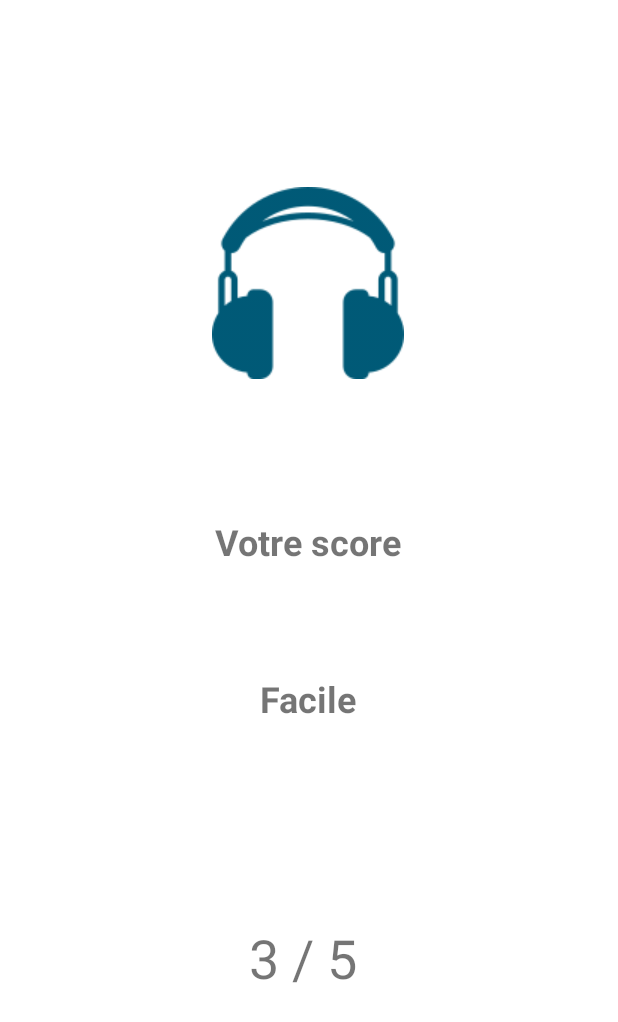
After one commit to coding-factory-classrooms/android-l2-flashcards-groupe-3-blindtest-musical, an Android app: the layout activity_score.xml on its own in the app's theme, with its tools: preview values and no code run, on a phone screen of 412 x 824 dp. The commit adds this screen. Shown: the top 1022 px of the screen. Run offline under Robolectric (Android 15) with nearby library versions, the phone set to English and light mode, and no system bars.

Commit message:
fix random pick of questions and add score activity & layout

```diff
--- a/app/src/main/AndroidManifest.xml
+++ b/app/src/main/AndroidManifest.xml
@@ -9,7 +9,8 @@
         android:roundIcon="@mipmap/ic_launcher_round"
         android:supportsRtl="true"
         android:theme="@style/Theme.Blindtest">
-        <activity android:name=".SoundsListActivity"></activity>
+        <activity android:name=".ScoreActivity"></activity>
+        <activity android:name=".SoundsListActivity" />
         <activity android:name=".BlindTestActivity" />
         <activity android:name=".AboutActivity" />
         <activity android:name=".MainActivity">
--- a/app/src/main/assets/data.json
+++ b/app/src/main/assets/data.json
@@ -7,7 +7,7 @@
           "artist": "Billie Eilish"
         },
         {
-          "mp3": "comptinedunautreété_Amélie.mp3",
+          "mp3": "comptinedunautreete_amelie.mp3",
           "artist": "Amelie"
         },
         {
--- /dev/null
+++ b/app/src/main/res/layout/activity_score.xml
@@ -0,0 +1,58 @@
+<?xml version="1.0" encoding="utf-8"?>
+<androidx.constraintlayout.widget.ConstraintLayout xmlns:android="http://schemas.android.com/apk/res/android"
+    xmlns:app="http://schemas.android.com/apk/res-auto"
+    xmlns:tools="http://schemas.android.com/tools"
+    android:layout_width="match_parent"
+    android:layout_height="match_parent"
+    tools:context=".ScoreActivity">
+
+    <ImageView
+        android:id="@+id/imageView3"
+        android:layout_width="wrap_content"
+        android:layout_height="wrap_content"
+        app:layout_constraintBottom_toBottomOf="parent"
+        app:layout_constraintEnd_toEndOf="parent"
+        app:layout_constraintHorizontal_bias="0.498"
+        app:layout_constraintStart_toStartOf="parent"
+        app:layout_constraintTop_toTopOf="parent"
+        app:layout_constraintVertical_bias="0.179"
+        app:srcCompat="@drawable/headphones" />
+
+    <TextView
+        android:id="@+id/textView2"
+        android:layout_width="wrap_content"
+        android:layout_height="wrap_content"
+        android:layout_marginTop="92dp"
+        android:text="Votre score"
+        android:textSize="24sp"
+        android:textStyle="bold"
+        app:layout_constraintEnd_toEndOf="@+id/imageView3"
+        app:layout_constraintStart_toStartOf="@+id/imageView3"
+        app:layout_constraintTop_toBottomOf="@+id/imageView3" />
+
+    <TextView
+        android:id="@+id/levelTextView"
+        android:layout_width="wrap_content"
+        android:layout_height="wrap_content"
+        android:layout_marginTop="72dp"
+        android:textSize="24sp"
+        android:textStyle="bold"
+        app:layout_constraintEnd_toEndOf="@+id/imageView3"
+        app:layout_constraintStart_toStartOf="@+id/imageView3"
+        app:layout_constraintTop_toBottomOf="@+id/textView2"
+        tools:text="Facile" />
+
+    <TextView
+        android:id="@+id/scoreTextView"
+        android:layout_width="122dp"
+        android:layout_height="73dp"
+        android:layout_marginTop="120dp"
+        android:autoText="false"
+        android:gravity="center"
+        android:textSize="36sp"
+        app:layout_constraintEnd_toEndOf="@+id/imageView3"
+        app:layout_constraintHorizontal_bias="0.0"
+        app:layout_constraintStart_toStartOf="@+id/imageView3"
+        app:layout_constraintTop_toBottomOf="@+id/levelTextView"
+        tools:text="3 / 5" />
+</androidx.constraintlayout.widget.ConstraintLayout>
```
Also changed, not shown: app/src/main/java/com/rosstail/blindtest/BlindTestActivity.java (+28 -4 lines), app/src/main/java/com/rosstail/blindtest/MainActivity.java (+24 -2 lines), app/src/main/java/com/rosstail/blindtest/ScoreActivity.java (added, +28 -0 lines).
